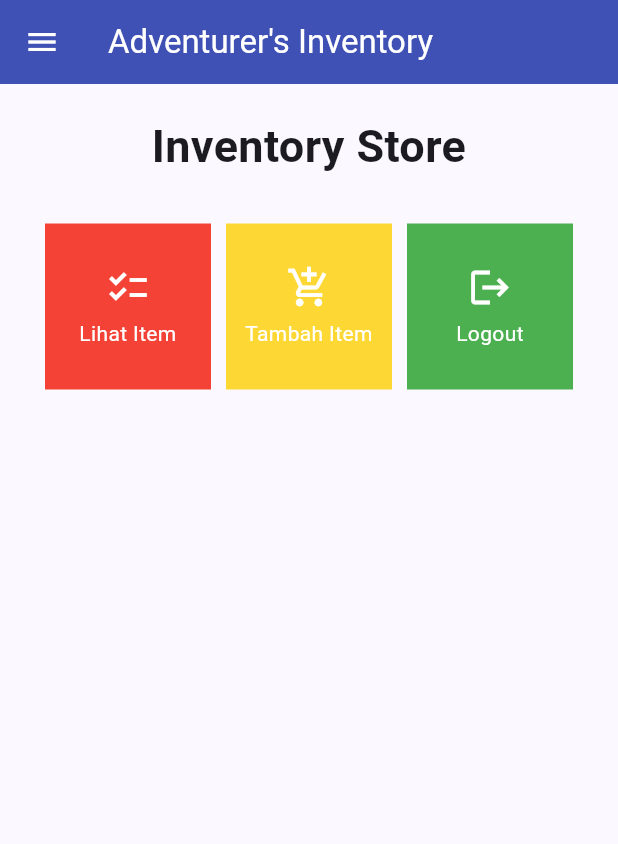
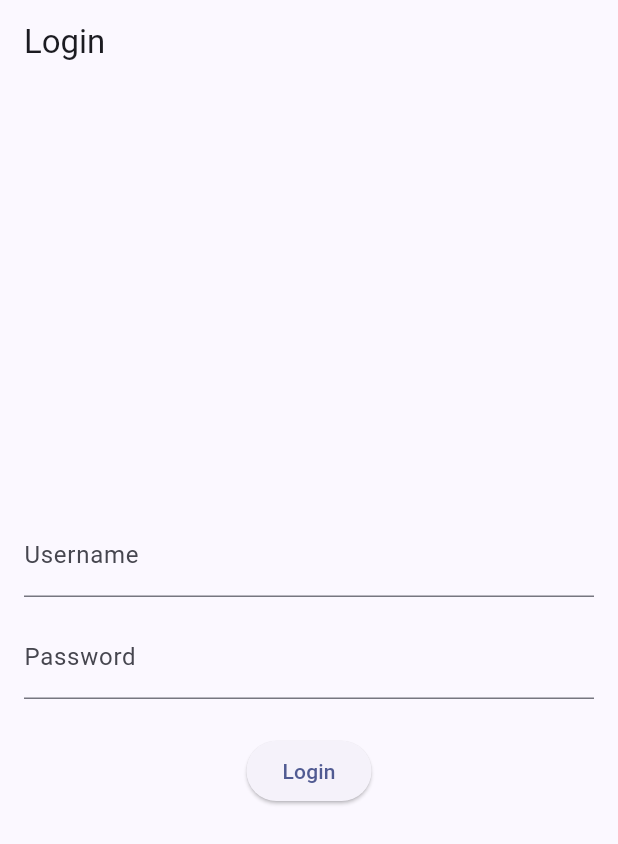
Before and after one commit to fathonidf/adventurers-inventory-mobile, a Flutter app: the screen it shows after launch, on a phone screen of 412 x 824 dp. Shown: the top 844 px of the screen. Run offline on Flutter 3.47's test engine with Material 2 defaults, Android fonts, the phone set to English and light mode, and no system bars; missing offline and left inert: pbp_django_auth.

Commit message:
selesai tugas 9

```diff
--- a/lib/main.dart
+++ b/lib/main.dart
@@ -1,38 +1,30 @@
+import 'package:adventurers_inventory/screens/login.dart';
 import 'package:flutter/material.dart';
 import 'package:adventurers_inventory/screens/menu.dart';
+import 'package:pbp_django_auth/pbp_django_auth.dart';
+import 'package:provider/provider.dart';
 
 void main() {
   runApp(const MyApp());
 }
 
 class MyApp extends StatelessWidget {
-  const MyApp({super.key});
+    const MyApp({Key? key}) : super(key: key);
 
-  // This widget is the root of your application.
     @override
     Widget build(BuildContext context) {
-    return MaterialApp(
-      title: 'Flutter Demo',
+        return Provider(
+            create: (_) {
+                CookieRequest request = CookieRequest();
+                return request;
+            },
+            child: MaterialApp(
+                title: 'Flutter App',
                 theme: ThemeData(
-        // This is the theme of your application.
-        //
-        // TRY THIS: Try running your application with "flutter run". You'll see
-        // the application has a blue toolbar. Then, without quitting the app,
-        // try changing the seedColor in the colorScheme below to Colors.green
-        // and then invoke "hot reload" (save your changes or press the "hot
-        // reload" button in a Flutter-supported IDE, or press "r" if you used
-        // the command line to start the app).
-        //
-        // Notice that the counter didn't reset back to zero; the application
-        // state is not lost during the reload. To reset the state, use hot
-        // restart instead.
-        //
-        // This works for code too, not just values: Most code changes can be
-        // tested with just a hot reload.
                     colorScheme: ColorScheme.fromSeed(seedColor: Colors.indigo),
                     useMaterial3: true,
                 ),
-      home: MyHomePage(),
+                home: LoginPage()),
             );
     }
 }
--- /dev/null
+++ b/lib/models/item.dart
@@ -0,0 +1,73 @@
+// To parse this JSON data, do
+//
+//     final item = itemFromJson(jsonString);
+
+import 'dart:convert';
+
+List<Item> itemFromJson(String str) => List<Item>.from(json.decode(str).map((x) => Item.fromJson(x)));
+
+String itemToJson(List<Item> data) => json.encode(List<dynamic>.from(data.map((x) => x.toJson())));
+
+class Item {
+    String model;
+    int pk;
+    Fields fields;
+
+    Item({
+        required this.model,
+        required this.pk,
+        required this.fields,
+    });
+
+    factory Item.fromJson(Map<String, dynamic> json) => Item(
+        model: json["model"],
+        pk: json["pk"],
+        fields: Fields.fromJson(json["fields"]),
+    );
+
+    Map<String, dynamic> toJson() => {
+        "model": model,
+        "pk": pk,
+        "fields": fields.toJson(),
+    };
+}
+
+class Fields {
+    int user;
+    String name;
+    int amount;
+    String description;
+    int price;
+    int itemLevel;
+    String linkImage;
+
+    Fields({
+        required this.user,
+        required this.name,
+        required this.amount,
+        required this.description,
+        required this.price,
+        required this.itemLevel,
+        required this.linkImage,
+    });
+
+    factory Fields.fromJson(Map<String, dynamic> json) => Fields(
+        user: json["user"],
+        name: json["name"],
+        amount: json["amount"],
+        description: json["description"],
+        price: json["price"],
+        itemLevel: json["item_level"],
+        linkImage: json["link_image"],
+    );
+
+    Map<String, dynamic> toJson() => {
+        "user": user,
+        "name": name,
+        "amount": amount,
+        "description": description,
+        "price": price,
+        "item_level": itemLevel,
+        "link_image": linkImage,
+    };
+}
--- /dev/null
+++ b/lib/screens/login.dart
@@ -0,0 +1,114 @@
+import 'package:adventurers_inventory/screens/menu.dart';
+import 'package:flutter/material.dart';
+import 'package:pbp_django_auth/pbp_django_auth.dart';
+import 'package:provider/provider.dart';
+
+void main() {
+    runApp(const LoginApp());
+}
+
+class LoginApp extends StatelessWidget {
+const LoginApp({super.key});
+
+@override
+Widget build(BuildContext context) {
+    return MaterialApp(
+        title: 'Login',
+        theme: ThemeData(
+            primarySwatch: Colors.blue,
+    ),
+    home: const LoginPage(),
+    );
+    }
+}
+
+class LoginPage extends StatefulWidget {
+    const LoginPage({super.key});
+
+    @override
+    _LoginPageState createState() => _LoginPageState();
+}
+
+class _LoginPageState extends State<LoginPage> {
+    final TextEditingController _usernameController = TextEditingController();
+    final TextEditingController _passwordController = TextEditingController();
+
+    @override
+    Widget build(BuildContext context) {
+        final request = context.watch<CookieRequest>();
+        return Scaffold(
+            appBar: AppBar(
+                title: const Text('Login'),
+            ),
+            body: Container(
+                padding: const EdgeInsets.all(16.0),
+                child: Column(
+                    mainAxisAlignment: MainAxisAlignment.center,
+                    children: [
+                        TextField(
+                            controller: _usernameController,
+                            decoration: const InputDecoration(
+                                labelText: 'Username',
+                            ),
+                        ),
+                        const SizedBox(height: 12.0),
+                        TextField(
+                            controller: _passwordController,
+                            decoration: const InputDecoration(
+                                labelText: 'Password',
+                            ),
+                            obscureText: true,
+                        ),
+                        const SizedBox(height: 24.0),
+                        ElevatedButton(
+                            onPressed: () async {
+                                String username = _usernameController.text;
+                                String password = _passwordController.text;
+
+                                // Cek kredensial
+                                // Ganti URL dan jangan lupa tambahkan trailing slash (/) di akhir URL!
+                                // Untuk menyambungkan Android emulator dengan Django pada localhost,
+                                // gunakan URL http://10.0.2.2/
+                                final response = await request.login("http://127.0.0.1:8000/", {
+                                'username': username,
+                                'password': password,
+                                });
+
+                                if (request.loggedIn) {
+                                    String message = response['message'];
+                                    String uname = response['username'];
+                                    Navigator.pushReplacement(
+                                        context,
+                                        MaterialPageRoute(builder: (context) => MyHomePage()),
+                                    );
+                                    ScaffoldMessenger.of(context)
+                                        ..hideCurrentSnackBar()
+                                        ..showSnackBar(
+                                            SnackBar(content: Text("$message Selamat datang, $uname.")));
+                                    } else {
+                                    showDialog(
+                                        context: context,
+                                        builder: (context) => AlertDialog(
+                                            title: const Text('Login Gagal'),
+                                            content:
+                                                Text(response['message']),
+                                            actions: [
+                                                TextButton(
+                                                    child: const Text('OK'),
+                                                    onPressed: () {
+                                                        Navigator.pop(context);
+                                                    },
+                                                ),
+                                            ],
+                                        ),
+                                    );
+                                }
+                            },
+                            child: const Text('Login'),
+                        ),
+                    ],
+                ),
+            ),
+        );
+    }
+}
--- a/pubspec.yaml
+++ b/pubspec.yaml
@@ -35,6 +35,9 @@
   # The following adds the Cupertino Icons font to your application.
   # Use with the CupertinoIcons class for iOS style icons.
   cupertino_icons: ^1.0.2
+  provider: ^6.1.1
+  pbp_django_auth: ^0.4.0
+  http: ^1.1.0
 
 dev_dependencies:
   flutter_test:
```
Also changed, not shown: lib/screens/list_item.dart (added, +91 -0 lines), lib/screens/shoplist_form.dart (+37 -33 lines), lib/widgets/left_drawer.dart (+26 -15 lines), lib/widgets/shop_card.dart (+39 -9 lines), pubspec.lock, 3 other files. Lines whose indentation alone changed are shown as unchanged.
